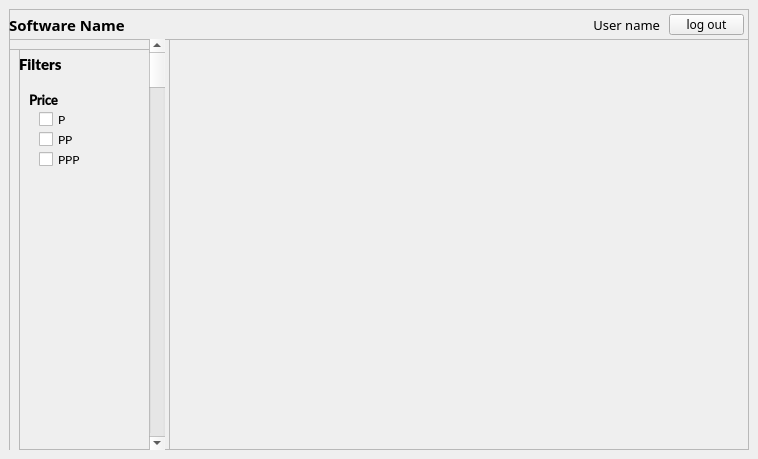
Qt form mainwindow.ui (KANKAN25/Tipid-Timpla-Tracker) before a commit.
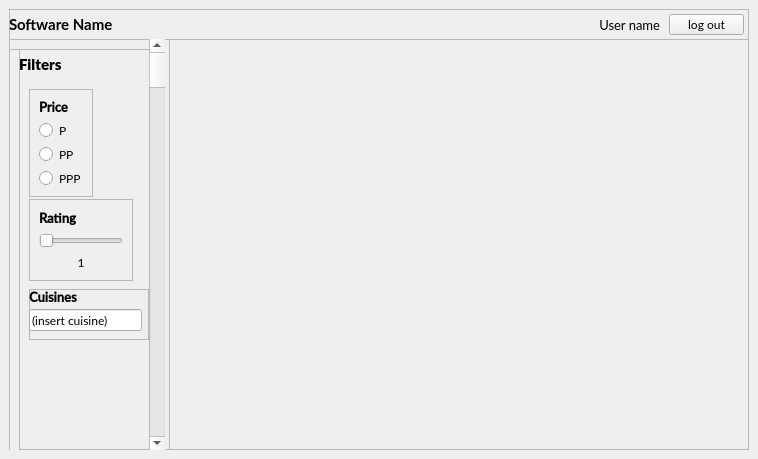
The same form after that commit.

```diff
--- a/mainwindow.ui
+++ b/mainwindow.ui
@@ -14,12 +14,12 @@
    <string>MainWindow</string>
   </property>
   <widget class="QWidget" name="centralwidget">
-   <layout class="QVBoxLayout" name="verticalLayout">
+   <layout class="QHBoxLayout" name="horizontalLayout">
     <item>
      <widget class="QFrame" name="fullframe">
       <property name="font">
        <font>
-        <family>Leelawadee UI Semilight</family>
+        <family>Lato</family>
        </font>
       </property>
       <property name="frameShape">
@@ -197,15 +197,24 @@
             <string>Filters</string>
            </property>
           </widget>
-          <widget class="QLabel" name="Price">
+          <widget class="QFrame" name="Pricearea">
            <property name="geometry">
             <rect>
              <x>10</x>
              <y>40</y>
-             <width>51</width>
-             <height>21</height>
+             <width>64</width>
+             <height>108</height>
             </rect>
            </property>
+           <property name="frameShape">
+            <enum>QFrame::StyledPanel</enum>
+           </property>
+           <property name="frameShadow">
+            <enum>QFrame::Raised</enum>
+           </property>
+           <layout class="QVBoxLayout" name="verticalLayout_2">
+            <item>
+             <widget class="QLabel" name="Price">
            <property name="font">
             <font>
              <family>Lato Semibold</family>
@@ -217,15 +226,21 @@
             <string>Price</string>
            </property>
           </widget>
-          <widget class="QCheckBox" name="checkBox_2">
-           <property name="geometry">
-            <rect>
-             <x>20</x>
-             <y>80</y>
-             <width>76</width>
-             <height>20</height>
-            </rect>
-           </property>
+            </item>
+            <item>
+             <widget class="QRadioButton" name="radioButton">
+              <property name="font">
+               <font>
+                <family>Lato</family>
+               </font>
+              </property>
+              <property name="text">
+               <string>P</string>
+              </property>
+             </widget>
+            </item>
+            <item>
+             <widget class="QRadioButton" name="radioButton_2">
            <property name="font">
             <font>
              <family>Lato</family>
@@ -235,15 +250,9 @@
             <string>PP</string>
            </property>
           </widget>
-          <widget class="QCheckBox" name="checkBox_3">
-           <property name="geometry">
-            <rect>
-             <x>20</x>
-             <y>100</y>
-             <width>76</width>
-             <height>20</height>
-            </rect>
-           </property>
+            </item>
+            <item>
+             <widget class="QRadioButton" name="radioButton_3">
            <property name="font">
             <font>
              <family>Lato</family>
@@ -253,23 +262,121 @@
             <string>PPP</string>
            </property>
           </widget>
-          <widget class="QCheckBox" name="checkBox_4">
+            </item>
+           </layout>
+          </widget>
+          <widget class="QFrame" name="frame_2">
            <property name="geometry">
             <rect>
-             <x>20</x>
-             <y>60</y>
-             <width>76</width>
-             <height>20</height>
+             <x>10</x>
+             <y>150</y>
+             <width>104</width>
+             <height>82</height>
             </rect>
            </property>
+           <property name="frameShape">
+            <enum>QFrame::StyledPanel</enum>
+           </property>
+           <property name="frameShadow">
+            <enum>QFrame::Raised</enum>
+           </property>
+           <layout class="QGridLayout" name="gridLayout_2">
+            <item row="0" column="0">
+             <widget class="QLabel" name="Price_2">
            <property name="font">
             <font>
+                <family>Lato Semibold</family>
+                <pointsize>10</pointsize>
+                <bold>true</bold>
+               </font>
+              </property>
+              <property name="text">
+               <string>Rating</string>
+              </property>
+             </widget>
+            </item>
+            <item row="1" column="0">
+             <widget class="QSlider" name="horizontalSlider">
+              <property name="maximum">
+               <number>5</number>
+              </property>
+              <property name="orientation">
+               <enum>Qt::Horizontal</enum>
+              </property>
+             </widget>
+            </item>
+            <item row="2" column="0">
+             <widget class="QLabel" name="Price_3">
+              <property name="font">
+               <font>
              <family>Lato</family>
+                <pointsize>9</pointsize>
+                <bold>false</bold>
             </font>
            </property>
            <property name="text">
-            <string>P</string>
-           </property>
+               <string>1</string>
+              </property>
+              <property name="alignment">
+               <set>Qt::AlignCenter</set>
+              </property>
+             </widget>
+            </item>
+           </layout>
+          </widget>
+          <widget class="QFrame" name="frame_3">
+           <property name="geometry">
+            <rect>
+             <x>10</x>
+             <y>240</y>
+             <width>120</width>
+             <height>51</height>
+            </rect>
+           </property>
+           <property name="frameShape">
+            <enum>QFrame::StyledPanel</enum>
+           </property>
+           <property name="frameShadow">
+            <enum>QFrame::Raised</enum>
+           </property>
+           <widget class="QLabel" name="Price_4">
+            <property name="geometry">
+             <rect>
+              <x>0</x>
+              <y>0</y>
+              <width>61</width>
+              <height>16</height>
+             </rect>
+            </property>
+            <property name="font">
+             <font>
+              <family>Lato Semibold</family>
+              <pointsize>10</pointsize>
+              <bold>true</bold>
+             </font>
+            </property>
+            <property name="text">
+             <string>Cuisines</string>
+            </property>
+           </widget>
+           <widget class="QLineEdit" name="lineEdit">
+            <property name="geometry">
+             <rect>
+              <x>0</x>
+              <y>20</y>
+              <width>113</width>
+              <height>22</height>
+             </rect>
+            </property>
+            <property name="font">
+             <font>
+              <family>Lato</family>
+             </font>
+            </property>
+            <property name="text">
+             <string>(insert cuisine)</string>
+            </property>
+           </widget>
           </widget>
          </widget>
         </widget>
```
Lines whose indentation alone changed are shown as unchanged.
